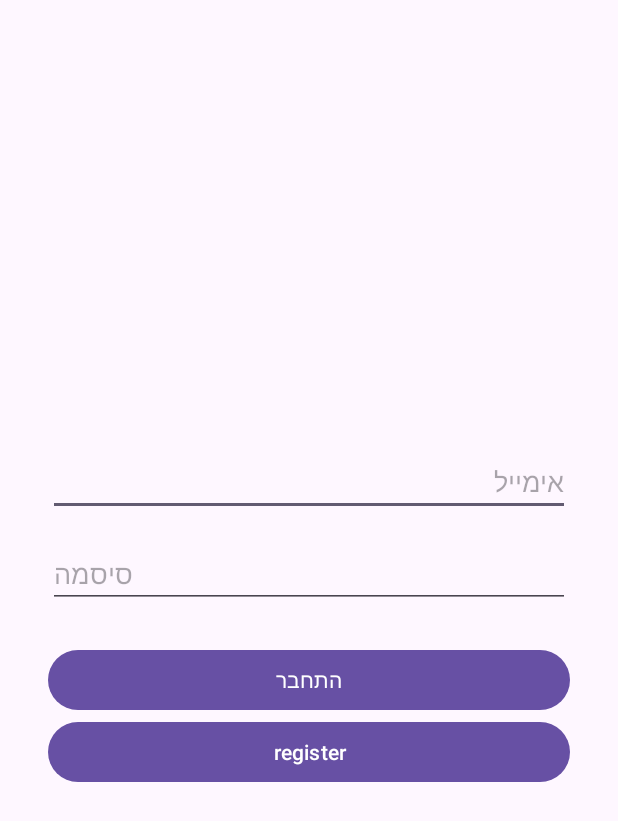
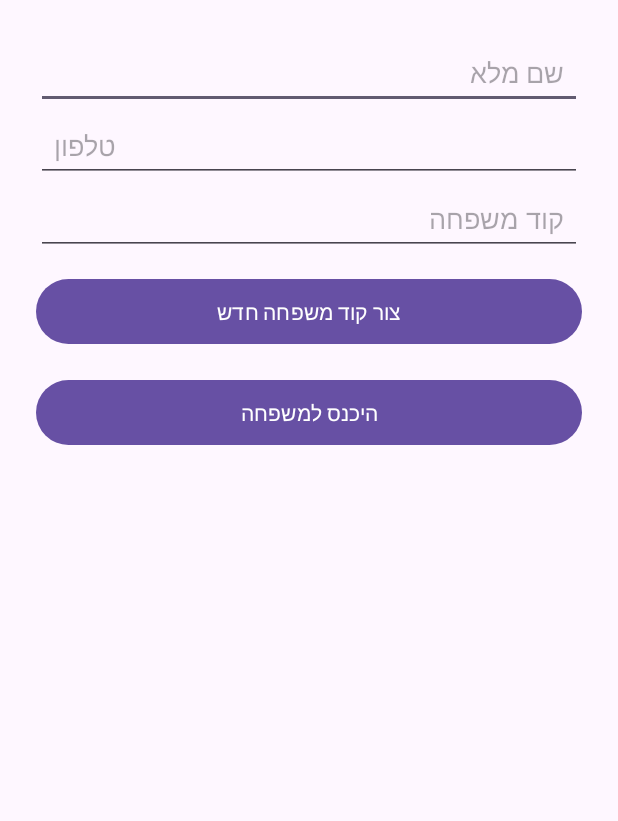
Before and after one commit to elisthepro12/FamilyWork, an Android app: the LoginActivity screen opened directly, with no data from a screen before it, on a phone screen of 412 x 824 dp. Shown: the top 821 px of the screen. Run offline under Robolectric (Android 15) with nearby library versions, the phone set to English and light mode, and no system bars; our stand-ins replace Firebase (no records; nobody signed in at launch, a user with empty details on screens opened directly).

Commit message:
ad rav mistatfim

```diff
--- a/app/build.gradle.kts
+++ b/app/build.gradle.kts
@@ -46,6 +46,7 @@ dependencies {
     implementation(libs.firebase.database)
     implementation(libs.navigation.fragment)
     implementation(libs.navigation.ui)
+    implementation(libs.recyclerview)
     testImplementation(libs.junit)
     androidTestImplementation(libs.ext.junit)
     androidTestImplementation(libs.espresso.core)
--- a/app/src/main/java/com/example/familywork/LoginActivity.java
+++ b/app/src/main/java/com/example/familywork/LoginActivity.java
@@ -1,22 +1,31 @@
-package com.example.familywork; // שנה לפי שם החבילה שלך
+package com.example.familywork;
 
-import androidx.annotation.NonNull;
 import androidx.appcompat.app.AppCompatActivity;
 
 import android.content.Intent;
+import android.content.SharedPreferences;
 import android.os.Bundle;
-import android.view.View;
+import android.text.TextUtils;
 import android.widget.Button;
 import android.widget.EditText;
 import android.widget.Toast;
 
 import com.google.firebase.auth.FirebaseAuth;
 import com.google.firebase.auth.FirebaseUser;
+import com.google.firebase.database.DatabaseReference;
+import com.google.firebase.database.FirebaseDatabase;
+
+import java.util.HashMap;
+import java.util.Map;
+import java.util.Random;
 
 public class LoginActivity extends AppCompatActivity {
 
-    private EditText emailInput, passwordInput;
-    private Button loginButton;
+    private EditText inputName, inputPhone, inputCode;
+    private Button btnGenerate, btnEnter;
+
+    private DatabaseReference familiesRef;
+    private SharedPreferences prefs;
     private FirebaseAuth mAuth;
 
     @Override
@@ -24,45 +33,86 @@ public class LoginActivity extends AppCompatActivity {
         super.onCreate(savedInstanceState);
         setContentView(R.layout.activity_login);
 
-        // אתחול Firebase
+        inputName   = findViewById(R.id.inputName);
+        inputPhone  = findViewById(R.id.inputPhone);
+        inputCode   = findViewById(R.id.inputFamilyCode);
+        btnGenerate = findViewById(R.id.btnGenerateCode);
+        btnEnter    = findViewById(R.id.btnEnter);
+
+        familiesRef = FirebaseDatabase.getInstance().getReference("families");
+        prefs = getSharedPreferences("app", MODE_PRIVATE);
         mAuth = FirebaseAuth.getInstance();
 
-        emailInput = findViewById(R.id.emailInput);
-        passwordInput = findViewById(R.id.passwordInput);
-        loginButton = findViewById(R.id.loginButton);
+        // כל משתמש מקבל UID (כניסה אנונימית)
+        if (mAuth.getCurrentUser() == null) {
+            mAuth.signInAnonymously();
+        }
 
-        // לחיצה על כפתור התחברות
-        loginButton.setOnClickListener(new View.OnClickListener() {
-            @Override
-            public void onClick(View view) {
-                String email = emailInput.getText().toString().trim();
-                String password = passwordInput.getText().toString().trim();
+        btnGenerate.setOnClickListener(v -> createFamilyCode());
+        btnEnter.setOnClickListener(v -> joinFamily());
+    }
 
-                if (email.isEmpty() || password.isEmpty()) {
-                    Toast.makeText(LoginActivity.this, "אנא מלא את כל השדות", Toast.LENGTH_SHORT).show();
-                    return;
-                }
+    // יצירת קוד משפחה
+    private void createFamilyCode() {
+        String code = randomCode(6);
+        inputCode.setText(code);
 
-                // ניסיון התחברות
-                mAuth.signInWithEmailAndPassword(email, password)
-                        .addOnCompleteListener(task -> {
-                            if (task.isSuccessful()) {
-                                FirebaseUser user = mAuth.getCurrentUser();
-                                Toast.makeText(LoginActivity.this, "התחברת בהצלחה: " + user.getEmail(), Toast.LENGTH_SHORT).show();
+        String name = inputName.getText().toString().trim();
+        String phone = inputPhone.getText().toString().trim();
+
+        if (TextUtils.isEmpty(name) || TextUtils.isEmpty(phone)) {
+            Toast.makeText(this, "מלא שם וטלפון לפני יצירת קוד", Toast.LENGTH_SHORT).show();
+            return;
+        }
+
+        addUserToFamily(code, name, phone);
+
+        Toast.makeText(this, "קוד משפחה נוצר!", Toast.LENGTH_SHORT).show();
+    }
 
 
-                                 startActivity(new Intent(LoginActivity.this, StartActivity.class));
-                                 finish();
-                            } else {
-                                Toast.makeText(LoginActivity.this, "שגיאה בהתחברות: " + task.getException().getMessage(), Toast.LENGTH_LONG).show();
-                            }
-                        });
-            }
-        });
-        Button registerBtn = findViewById(R.id.registerButtonl); // צור כפתור ב-XML
-        registerBtn.setOnClickListener(view -> {
-            startActivity(new Intent(LoginActivity.this, RegisterActivity.class));
-        });
+    // כניסה למשפחה
+    private void joinFamily() {
+        String code = inputCode.getText().toString().trim();
+        String name = inputName.getText().toString().trim();
+        String phone = inputPhone.getText().toString().trim();
 
+        if (TextUtils.isEmpty(code) || TextUtils.isEmpty(name) || TextUtils.isEmpty(phone)) {
+            Toast.makeText(this, "מלא שם, טלפון וקוד משפחה", Toast.LENGTH_SHORT).show();
+            return;
+        }
+
+        addUserToFamily(code, name, phone);
+
+        prefs.edit().putString("familyCode", code).apply();
+
+        startActivity(new Intent(this, StartActivity.class));
+        finish();
+    }
+
+
+    // הוספת משתמש ל-info
+    private void addUserToFamily(String code, String name, String phone) {
+        Map<String, Object> userData = new HashMap<>();
+        userData.put("name", name);
+        userData.put("phone", phone);
+        userData.put("joinedAt", System.currentTimeMillis());
+
+        familiesRef
+                .child(code)
+                .child("info")
+                .push()   // ⭐ זה מה שמאפשר רשימה של משתמשים
+                .setValue(userData);
+    }
+
+
+    // יצירת קוד אקראי
+    private String randomCode(int len) {
+        String chars = "ABCDEFGHJKLMNPQRSTUVWXYZ23456789";
+        Random r = new Random();
+        StringBuilder sb = new StringBuilder();
+        for (int i = 0; i < len; i++)
+            sb.append(chars.charAt(r.nextInt(chars.length())));
+        return sb.toString();
     }
 }
--- a/app/src/main/res/layout/activity_login.xml
+++ b/app/src/main/res/layout/activity_login.xml
@@ -1,38 +1,51 @@
 <?xml version="1.0" encoding="utf-8"?>
-<LinearLayout xmlns:android="http://schemas.android.com/apk/res/android"
-    android:orientation="vertical"
-    android:gravity="center"
+<ScrollView xmlns:android="http://schemas.android.com/apk/res/android"
     android:layout_width="match_parent"
     android:layout_height="match_parent"
-    android:padding="32dp">
+    android:padding="24dp">
+
+    <LinearLayout
+        android:orientation="vertical"
+        android:layout_width="match_parent"
+        android:layout_height="wrap_content">
 
         <EditText
-        android:id="@+id/emailInput"
-        android:hint="אימייל"
-        android:inputType="textEmailAddress"
+            android:id="@+id/inputName"
+            android:hint="שם מלא"
             android:layout_width="match_parent"
-        android:layout_height="wrap_content" />
+            android:layout_height="wrap_content"
+            android:padding="12dp"/>
 
         <EditText
-        android:id="@+id/passwordInput"
-        android:hint="סיסמה"
-        android:inputType="textPassword"
+            android:id="@+id/inputPhone"
+            android:hint="טלפון"
             android:layout_width="match_parent"
             android:layout_height="wrap_content"
-        android:layout_marginTop="16dp" />
+            android:padding="12dp"
+            android:inputType="phone"/>
+
+        <EditText
+            android:id="@+id/inputFamilyCode"
+            android:hint="קוד משפחה"
+            android:layout_width="match_parent"
+            android:layout_height="wrap_content"
+            android:padding="12dp"/>
 
         <Button
-        android:id="@+id/loginButton"
-        android:text="התחבר"
+            android:id="@+id/btnGenerateCode"
+            android:text="צור קוד משפחה חדש"
             android:layout_width="match_parent"
             android:layout_height="wrap_content"
-        android:layout_marginTop="24dp" />
+            android:padding="12dp"
+            android:layout_marginTop="12dp"/>
+
         <Button
-        android:id="@+id/registerButtonl"
-        android:text="register"
+            android:id="@+id/btnEnter"
+            android:text="היכנס למשפחה"
             android:layout_width="match_parent"
-        android:layout_height="wrap_content"/>
-
-
+            android:layout_height="wrap_content"
+            android:padding="12dp"
+            android:layout_marginTop="16dp"/>
 
     </LinearLayout>
+</ScrollView>
--- a/gradle/libs.versions.toml
+++ b/gradle/libs.versions.toml
@@ -12,6 +12,7 @@ firebaseAuth = "24.0.1"
 firebaseDatabase = "22.0.1"
 navigationFragment = "2.9.5"
 navigationUi = "2.9.5"
+recyclerview = "1.4.0"
 
 [libraries]
 junit = { group = "junit", name = "junit", version.ref = "junit" }
@@ -25,6 +26,7 @@ firebase-auth = { group = "com.google.firebase", name = "firebase-auth", version
 firebase-database = { group = "com.google.firebase", name = "firebase-database", version.ref = "firebaseDatabase" }
 navigation-fragment = { group = "androidx.navigation", name = "navigation-fragment", version.ref = "navigationFragment" }
 navigation-ui = { group = "androidx.navigation", name = "navigation-ui", version.ref = "navigationUi" }
+recyclerview = { group = "androidx.recyclerview", name = "recyclerview", version.ref = "recyclerview" }
 
 [plugins]
 android-application = { id = "com.android.application", version.ref = "agp" }
```
Also changed, not shown: app/src/main/java/com/example/familywork/HistoryAdapter.java (+26 -20 lines), app/src/main/java/com/example/familywork/HistoryFragment.java (+50 -29 lines), app/src/main/java/com/example/familywork/ShoppingListFragment.java (+64 -45 lines), app/src/main/res/layout/fragment_history.xml (+2 -10 lines), app/src/main/res/layout/item_history.xml (added, +22 -0 lines). Lines whose indentation alone changed are shown as unchanged.
